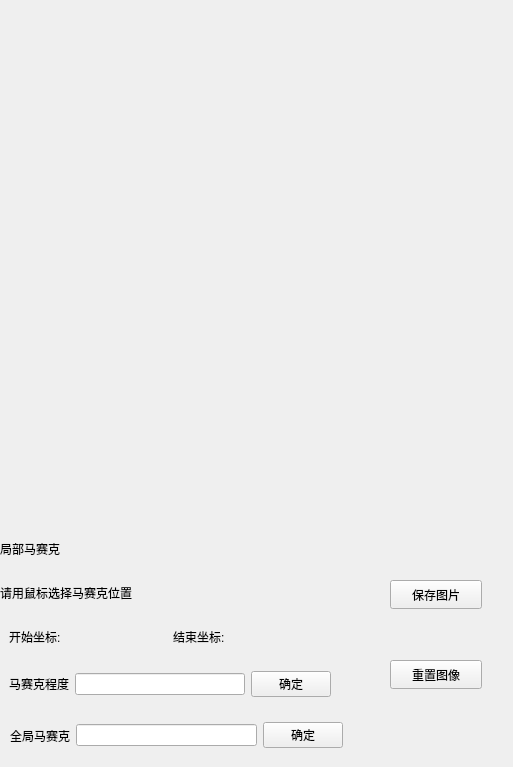
Qt form ImageWithUI/mosaic.ui (Obj4ct/ImageWithUI) before a commit.
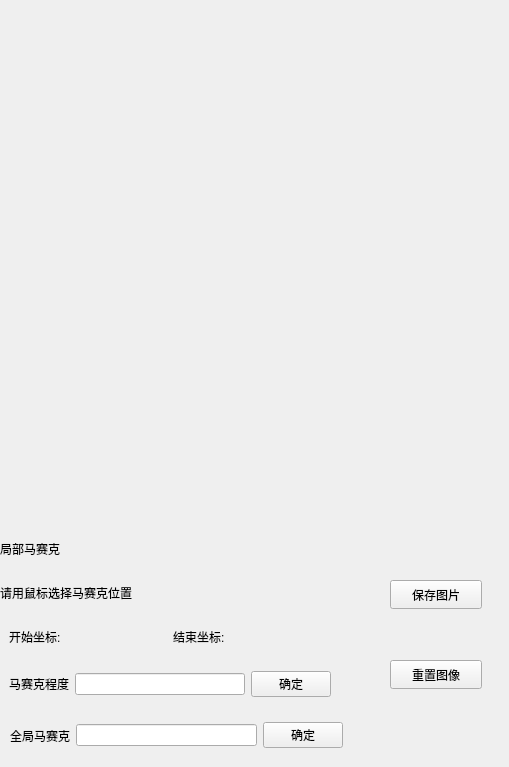
The same form after that commit.

Diff of the .ui file:
```diff
--- a/ImageWithUI/mosaic.ui
+++ b/ImageWithUI/mosaic.ui
@@ -6,7 +6,7 @@
    <rect>
     <x>0</x>
     <y>0</y>
-    <width>513</width>
+    <width>509</width>
     <height>767</height>
    </rect>
   </property>
@@ -42,8 +42,8 @@
   <widget class="QLabel" name="imageLabel">
    <property name="geometry">
     <rect>
-     <x>0</x>
-     <y>0</y>
+     <x>-3</x>
+     <y>-3</y>
      <width>512</width>
      <height>512</height>
     </rect>
```
